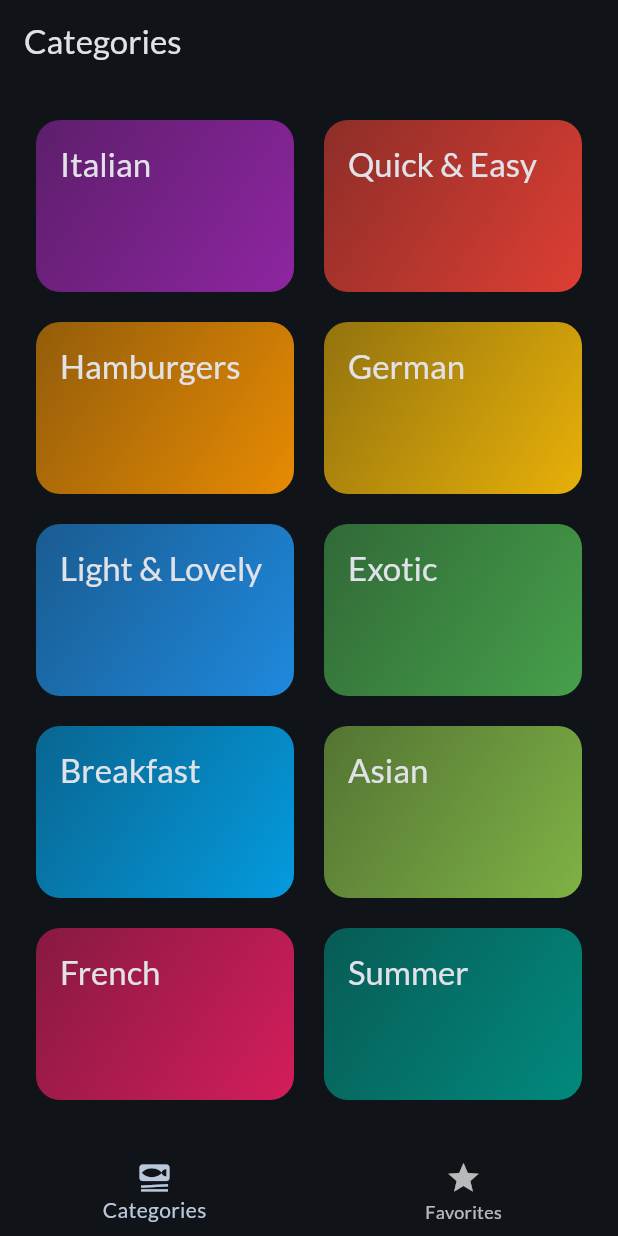
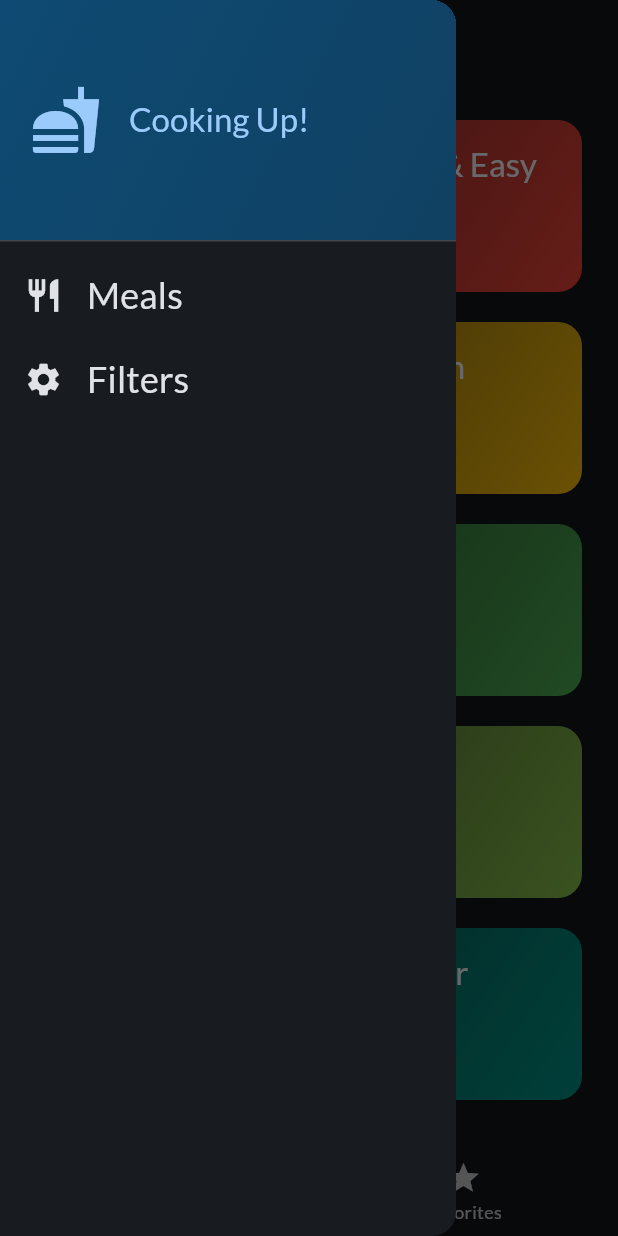
Before and after one commit to irisloret/DartProjects, a Flutter app: the screen it shows after launch, with the side drawer open (before the commit the screen has no drawer), on a phone screen of 412 x 824 dp. Run offline on Flutter 3.47's test engine with Material 3 defaults, Android fonts, the phone set to English and light mode, and no system bars; our stand-ins replace google_fonts, transparent_image; missing offline and left inert: dart:ffi.

Commit message:
sec 8 until 170

```diff
--- /dev/null
+++ b/meals_app/lib/widgets/main_drawer.dart
@@ -0,0 +1,86 @@
+import 'package:flutter/material.dart';
+
+class MainDrawer extends StatelessWidget {
+  const MainDrawer({super.key, required this.onSelectScreen});
+
+  final void Function(String identifier) onSelectScreen;
+
+  @override
+  Widget build(BuildContext context) {
+    return Drawer(
+      child: Column(
+        children: [
+          DrawerHeader(
+            padding: const EdgeInsets.all(20),
+            decoration: BoxDecoration(
+              gradient: LinearGradient(
+                colors: [
+                  Theme.of(context).colorScheme.primaryContainer,
+                  Theme.of(context)
+                      .colorScheme
+                      .primaryContainer
+                      .withOpacity(0.8),
+                ],
+                begin: Alignment.topLeft,
+                end: Alignment.bottomRight,
+              ),
+            ),
+            child: Row(
+              children: [
+                Icon(
+                  Icons.fastfood,
+                  size: 48,
+                  color: Theme.of(context).colorScheme.primary,
+                ),
+                const SizedBox(
+                  width: 18,
+                ),
+                Text(
+                  'Cooking Up!',
+                  style: Theme.of(context)
+                      .textTheme
+                      .titleLarge!
+                      .copyWith(color: Theme.of(context).colorScheme.primary),
+                ),
+              ],
+            ),
+          ),
+          ListTile(
+            leading: Icon(
+              Icons.restaurant,
+              size: 26,
+              color: Theme.of(context).colorScheme.onBackground,
+            ),
+            title: Text(
+              'Meals',
+              style: Theme.of(context).textTheme.titleSmall!.copyWith(
+                    color: Theme.of(context).colorScheme.onBackground,
+                    fontSize: 24,
+                  ),
+            ),
+            onTap: () {
+              onSelectScreen('meals');
+            },
+          ),
+          ListTile(
+            leading: Icon(
+              Icons.settings,
+              size: 26,
+              color: Theme.of(context).colorScheme.onBackground,
+            ),
+            title: Text(
+              'Filters',
+              style: Theme.of(context).textTheme.titleSmall!.copyWith(
+                    color: Theme.of(context).colorScheme.onBackground,
+                    fontSize: 24,
+                  ),
+            ),
+            onTap: () {
+              onSelectScreen('filters');
+            },
+          ),
+        ],
+      ),
+    );
+  }
+}
```
Also changed, not shown: meals_app/lib/screens/filters.dart (added, +61 -0 lines), meals_app/lib/screens/tabs.dart (+34 -3 lines).
